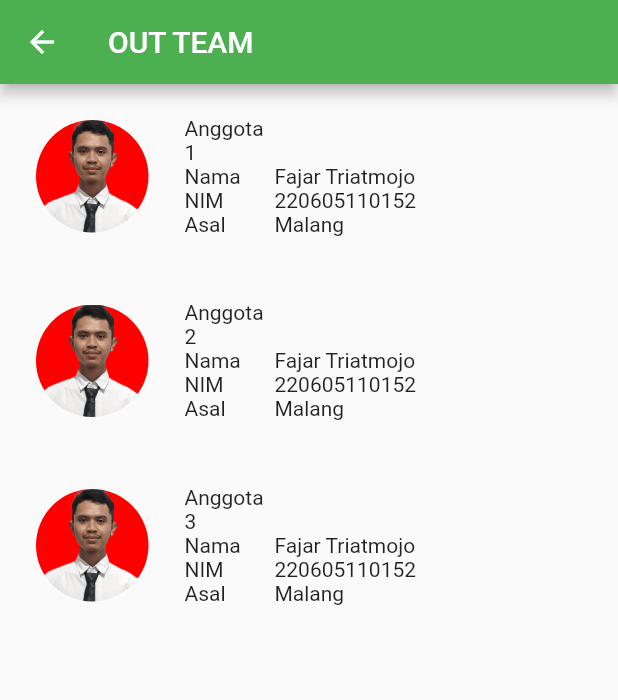
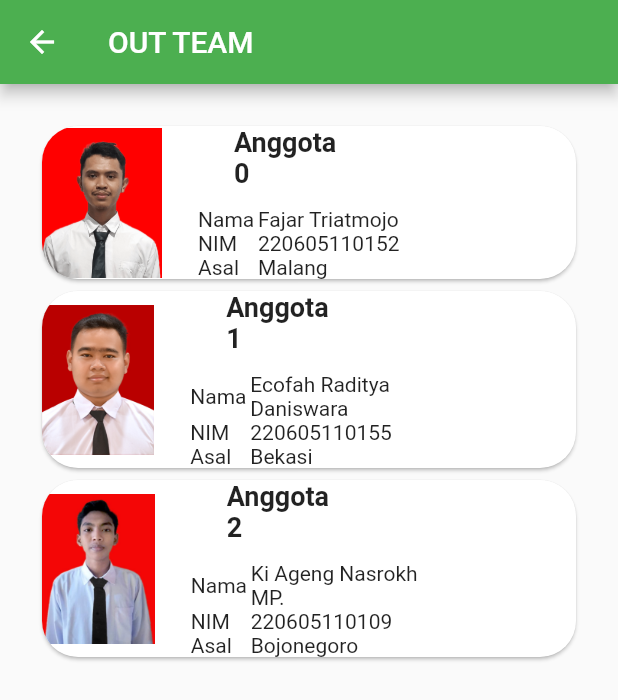
Before and after one commit to Efrosine/TAv2, a Flutter app: the Profile screen opened directly, on a phone screen of 412 x 824 dp. Shown: the top 700 px of the screen. Run offline on Flutter 3.47's test engine with Material 2 defaults, Android fonts, the phone set to English and light mode, and no system bars; our stand-ins replace carousel_slider.

```diff
--- /dev/null
+++ b/lib/ListAdapter/DataProfile.dart
@@ -0,0 +1,11 @@
+class DataProfile {
+  final String image,nama,nim,asal;
+
+  DataProfile(this.image, this.nama, this.nim, this.asal);
+}
+
+List<DataProfile> dataProfile =[
+  DataProfile('assets/images/pasFoto/pf1.png', 'Fajar Triatmojo', '220605110152', 'Malang'),
+  DataProfile('assets/images/pasFoto/pf2.jpg', 'Ecofah Raditya Daniswara', '220605110155', 'Bekasi'),
+  DataProfile('assets/images/pasFoto/pf3.jpg', 'Ki Ageng Nasrokh MP.', '220605110109', 'Bojonegoro'),
+];
--- a/lib/Profile.dart
+++ b/lib/Profile.dart
@@ -1,5 +1,6 @@
-
 import 'package:flutter/material.dart';
+import 'package:tugas_akhir_v2/ListAdapter/DataProfile.dart';
+import 'package:tugas_akhir_v2/classHelper/ProfileView.dart';
 
 class Profile extends StatelessWidget {
   const Profile({super.key});
@@ -7,160 +8,33 @@ class Profile extends StatelessWidget {
   @override
   Widget build(BuildContext context) {
     return Scaffold(
-      appBar: AppBar(title: Text('OUT TEAM'),
+        appBar: AppBar(
+          title: Text('OUT TEAM'),
           leading: GestureDetector(
             onTap: () {
               Navigator.pop(context);
             },
             child: Icon(Icons.arrow_back),
-      ),backgroundColor: Colors.green,),
-
-      body: Column(
+          ),
+          backgroundColor: Colors.green,
+        ),
+        body: ListView(
           children: [
-          Row(
-            children: [
-              Container(
-                height: 75,
-                width: 75,
-                margin: const EdgeInsets.all(24),
-                child: CircleAvatar(
-                    backgroundImage: AssetImage("assets/images/PasFoto.png"),
-                    backgroundColor: Colors.white),
+            Padding(
+              padding: const EdgeInsets.fromLTRB(24,24,24,0),
+              child: ListView.builder(
+                shrinkWrap: true,
+                physics: ScrollPhysics(),
+                itemCount: dataProfile.length,
+                itemBuilder: (context, index) => ProfileView(
+                    image: dataProfile[index].image,
+                    name: dataProfile[index].nama,
+                    nim: dataProfile[index].nim,
+                    asal: dataProfile[index].asal,
+                    nomor: index),
               ),
-              Column(
-                crossAxisAlignment: CrossAxisAlignment.start,
-                children: [
-                  Container(
-                    width: 60,
-                    child: Text('Anggota 1'),
-                  ),
-                  Row(
-                    children: [
-                      Container(
-                        width: 60,
-                        child: Text('Nama'),
-                      ),
-                      Container(width: 150, child: Text('Fajar Triatmojo'))
-                    ],
-                  ),
-                  Row(
-                    children: [
-                      Container(
-                        width: 60,
-                        child: Text('NIM'),
-                      ),
-                      Container(width: 150, child: Text('220605110152'),)
-                    ],
-                  ),
-                  Row(
-                    children: [
-                      Container(
-                        width: 60,
-                        child: Text('Asal'),
-                      ),
-                      Container(width: 150, child: Text('Malang'))
-                    ],
             )
           ],
-              )
-            ],
-          ),Row(
-            children: [
-              Container(
-                height: 75,
-                width: 75,
-                margin: const EdgeInsets.all(24),
-                child: CircleAvatar(
-                    backgroundImage: AssetImage("assets/images/PasFoto.png"),
-                    backgroundColor: Colors.white),
-              ),
-              Column(
-                crossAxisAlignment: CrossAxisAlignment.start,
-                children: [
-                  Container(
-                    width: 60,
-                    child: Text('Anggota 2'),
-                  ),
-                  Row(
-                    children: [
-                      Container(
-                        width: 60,
-                        child: Text('Nama'),
-                      ),
-                      Container(width: 150, child: Text('Fajar Triatmojo'))
-                    ],
-                  ),
-                  Row(
-                    children: [
-                      Container(
-                        width: 60,
-                        child: Text('NIM'),
-                      ),
-                      Container(width: 150, child: Text('220605110152'),)
-                    ],
-                  ),
-                  Row(
-                    children: [
-                      Container(
-                        width: 60,
-                        child: Text('Asal'),
-                      ),
-                      Container(width: 150, child: Text('Malang'))
-                    ],
-                  )
-                ],
-              )
-            ],
-          ),Row(
-            children: [
-              Container(
-                height: 75,
-                width: 75,
-                margin: const EdgeInsets.all(24),
-                child: CircleAvatar(
-                    backgroundImage: AssetImage("assets/images/PasFoto.png"),
-                    backgroundColor: Colors.white),
-              ),
-              Column(
-                crossAxisAlignment: CrossAxisAlignment.start,
-                children: [
-                  Container(
-                    width: 60,
-                    child: Text('Anggota 3'),
-                  ),
-                  Row(
-                    children: [
-                      Container(
-                        width: 60,
-                        child: Text('Nama'),
-                      ),
-                      Container(width: 150, child: Text('Fajar Triatmojo'))
-                    ],
-                  ),
-                  Row(
-                    children: [
-                      Container(
-                        width: 60,
-                        child: Text('NIM'),
-                      ),
-                      Container(width: 150, child: Text('220605110152'),)
-                    ],
-                  ),
-                  Row(
-                    children: [
-                      Container(
-                        width: 60,
-                        child: Text('Asal'),
-                      ),
-                      Container(width: 150, child: Text('Malang'))
-                    ],
-                  )
-                ],
-              )
-            ],
-          )
-        ],
-      ),
-    );
+        ));
   }
 }
--- a/lib/Tab_Terbaru.dart
+++ b/lib/Tab_Terbaru.dart
@@ -16,7 +16,7 @@ class TabTerbaru extends StatelessWidget {
         children: [
           CarouselSlider.builder(
             options: CarouselOptions(
-                height: 200, autoPlay: true, viewportFraction: 1),
+                height: 200, autoPlay: true,autoPlayAnimationDuration: Duration(milliseconds: 350), viewportFraction: 1),
             itemCount: terbaru.length,
             itemBuilder: (context, index, realIndex) => CarauselImage(
                 title: terbaru[index].title, image: terbaru[index].image),
@@ -44,7 +44,7 @@ class TabTerbaru extends StatelessWidget {
                   physics: ScrollPhysics(),
                   itemCount: terbaru.length,
                   itemBuilder: (context, index) => Fokus(
-                      image: terbaru[index].image, title: terbaru[index].title),
+                      image: terbaru[index].image, title: terbaru[index].title,artikel: terbaru[index].artikel),
                 ),
                 ListView.builder(
                   shrinkWrap: true,
--- /dev/null
+++ b/lib/classHelper/ProfileView.dart
@@ -0,0 +1,76 @@
+import 'package:flutter/material.dart';
+
+class ProfileView extends StatelessWidget {
+  final String image, name, nim, asal;
+  final int nomor;
+
+  const ProfileView(
+      {super.key,
+      required this.image,
+      required this.name,
+      required this.nim,
+      required this.asal,
+      required this.nomor});
+
+  @override
+  Widget build(BuildContext context) {
+    // TODO: implement build
+    return Card(
+      clipBehavior: Clip.antiAlias,
+      shape: RoundedRectangleBorder(borderRadius: BorderRadius.circular(24)),
+      child: Row(
+        children: [
+          Image.asset(
+            image,
+            height: 100,
+            // width: 75,
+            fit: BoxFit.cover,
+          ),
+          SizedBox(width: 24,),
+          Column(
+            crossAxisAlignment: CrossAxisAlignment.start,
+            children: [
+              Container(
+                width: 80,margin: EdgeInsets.only(left: 24),
+                child: Text('Anggota ' + nomor.toString(),
+                    style:
+                        TextStyle(fontSize: 18, fontWeight: FontWeight.bold)),
+              ),
+              SizedBox(height: 12,),
+              Row(
+                children: [
+                  Container(
+                    width: 40,
+                    child: Text('Nama'),
+                  ),
+                  Container(width: 130, child: Text(name))
+                ],
+              ),
+              Row(
+                children: [
+                  Container(
+                    width: 40,
+                    child: Text('NIM'),
+                  ),
+                  Container(
+                    width: 130,
+                    child: Text(nim),
+                  )
+                ],
+              ),
+              Row(
+                children: [
+                  Container(
+                    width: 40,
+                    child: Text('Asal'),
+                  ),
+                  Container(width: 130, child: Text(asal))
+                ],
+              )
+            ],
+          )
+        ],
+      ),
+    );
+  }
+}
--- a/pubspec.yaml
+++ b/pubspec.yaml
@@ -66,6 +66,8 @@ flutter:
    - assets/images/
    - assets/images/kegiatan/
    - assets/images/terbaru/
+   - assets/images/fakultas/
+   - assets/images/pasFoto/
   #   - images/a_dot_ham.jpeg
 
   # An image asset can refer to one or more resolution-specific "variants", see
```
Also changed, not shown: lib/ListAdapter/Fakultas.dart (added, +23 -0 lines), lib/ListAdapter/Terbaru.dart (+18 -5 lines), lib/Tab_Fakultas.dart (+6 -5 lines), lib/classHelper/FakultasNews.dart (+32 -4 lines), lib/classHelper/Fokus.dart (+7 -3 lines), lib/classHelper/NewsView.dart (added, +54 -0 lines), assets/images/fakultas/ti1.jpeg (added), assets/images/fakultas/ti2.jpeg (added), assets/images/fakultas/ti3.jpg (added), assets/images/pasFoto/pf1.png (renamed from assets/images/PasFoto.png), assets/images/pasFoto/pf2.jpg (added), assets/images/pasFoto/pf3.jpg (added). Lines whose indentation alone changed are shown as unchanged.
